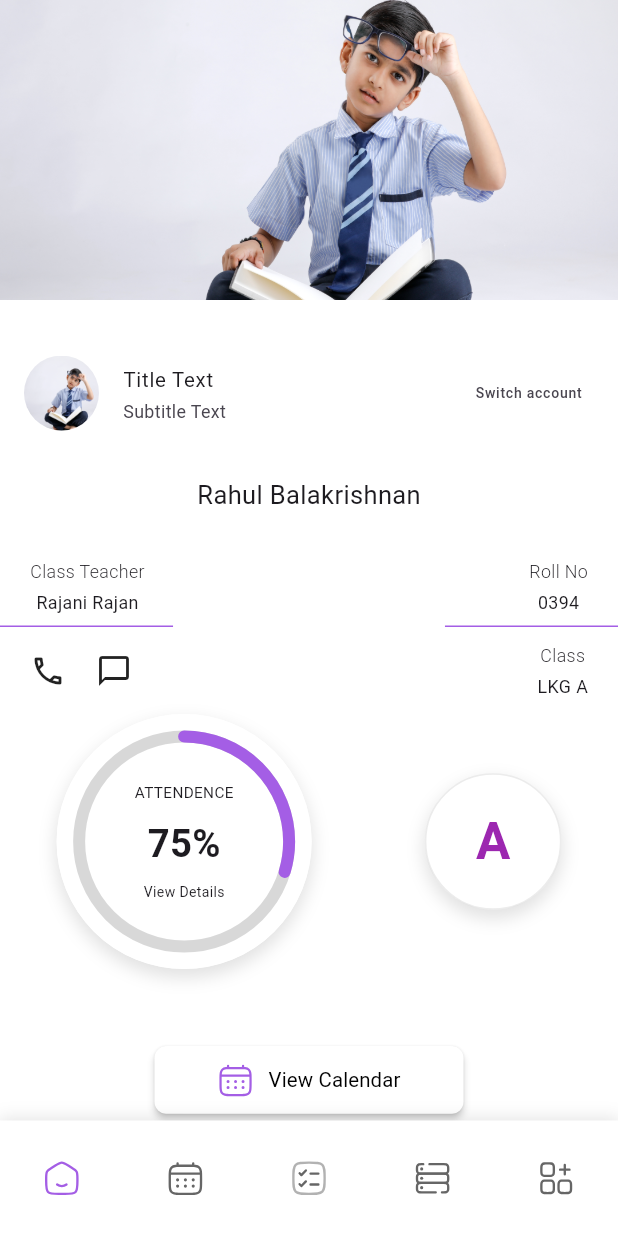
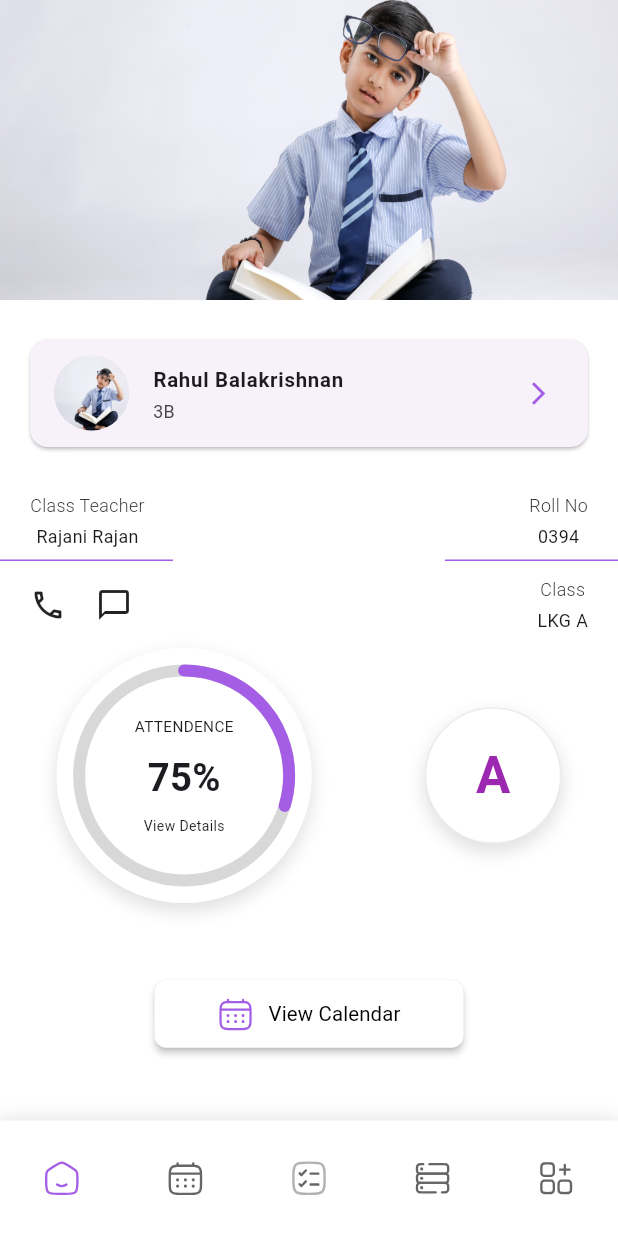
Before and after one commit to akshaykc222/mash_test, a Flutter app: the screen it shows after launch, after a tap on "Sign in", on a phone screen of 412 x 824 dp. Run offline on Flutter 3.47's test engine with Material 3 defaults, Android fonts, the phone set to English and light mode, and no system bars; our stand-ins replace bloc, cached_network_image, dio, equatable, firebase_messaging, fl_chart and 11 more; accounts and stored records are empty; network calls fail; Roboto replaces fonts that are missing (SofiPro); project files that could hold a hidden picture were left out.

Commit message:
made some changes in parent dashboard

```diff
--- a/lib/mash/presentation/pages/dashboard/parent/widget/parent_dashboard_student_detail_widget.dart
+++ b/lib/mash/presentation/pages/dashboard/parent/widget/parent_dashboard_student_detail_widget.dart
@@ -1,5 +1,6 @@
 import 'package:flutter/material.dart';
 import 'package:go_router/go_router.dart';
+import 'package:mash/mash/presentation/utils/app_constants.dart';
 
 import '../../../../router/app_pages.dart';
 import '../../../../utils/app_colors.dart';
@@ -14,31 +15,16 @@ class ParentDashboardStudentDetailWidget extends StatelessWidget {
   Widget build(BuildContext context) {
     return Column(
       children: [
-        const SizedBox(height: 20),
-        _buildStudentName(),
-        const SizedBox(height: 30),
+        spacer30,
         _buildInfoRow(),
-        const SizedBox(height: 7),
+        spacer7,
         _buildDivider(context),
-        const SizedBox(height: 10),
+        spacer10,
         _buildContactRow(context),
-        const SizedBox(height: 10),
+        spacer10,
         _buildProgressWidgets(context),
-        const SizedBox(height: 50),
+        spacer50,
       ],
-    );
-  }
-
-  Widget _buildStudentName() {
-    return const Align(
-      alignment: Alignment.center,
-      child: Text(
-        "Rahul Balakrishnan",
-        style: TextStyle(
-          fontSize: 20,
-          fontWeight: FontWeight.w400,
-        ),
-      ),
     );
   }
 
--- a/lib/mash/presentation/pages/dashboard/parent/widget/parent_dashboard_top_section.dart
+++ b/lib/mash/presentation/pages/dashboard/parent/widget/parent_dashboard_top_section.dart
@@ -1,6 +1,7 @@
 import 'package:flutter/material.dart';
 import 'package:mash/mash/presentation/pages/dashboard/parent/widget/parent_dashboard_student_detail_widget.dart';
 import 'package:mash/mash/presentation/utils/app_colors.dart';
+import 'package:mash/mash/presentation/widgets/common_bottom_sheet.dart';
 
 import '../../../../utils/app_assets.dart';
 import '../../../../utils/app_constants.dart';
@@ -18,7 +19,7 @@ class ParentDashboardTopSection extends StatelessWidget {
     return Column(
       children: [
         spacer26,
-        _buildSelectStudentWidget(),
+        _buildSelectStudentWidget(context),
         const ParentDashboardStudentDetailWidget(),
         _viewCalenderBtn(context),
       ],
@@ -54,24 +55,43 @@ class ParentDashboardTopSection extends StatelessWidget {
     );
   }
 
-  Widget _buildSelectStudentWidget() {
-    return ListTile(
-      leading: ClipRRect(
-        borderRadius: BorderRadius.circular(30),
-        child: Image.asset(
-          'assets/images/student_dummy.png',
-          width: 50,
-          height: 50,
-          fit: BoxFit.cover,
+  Widget _buildSelectStudentWidget(BuildContext context) {
+    return Card(
+      margin: const EdgeInsets.symmetric(horizontal: 20),
+      child: ListTile(
+        onTap: () {
+          commonBottomSheet(
+            context,
+            title: AppStrings.selectProfile,
+            child: Container(
+              height: 300,
+              width: double.infinity,
+            ),
+          );
+        },
+        leading: const CircleAvatar(
+          radius: 25,
+          backgroundImage: AssetImage('assets/images/student_dummy.png'),
+        ),
+        title: const Text(
+          'Rahul Balakrishnan',
+          style: TextStyle(
+            fontSize: 16,
+            fontWeight: FontWeight.bold,
+          ),
+        ),
+        subtitle: const Text('3B'),
+        trailing: InkWell(
+          onTap: () {},
+          child: Icon(
+            Icons.arrow_forward_ios,
+            size: 18,
+            color: AppColors.primaryColor,
+          ),
         ),
       ),
-      title: Text('Title Text'),
-      subtitle: Text('Subtitle Text'),
-      trailing: Text(
-        'Switch account',
-        style: TextStyle(),
-      ),
     );
+
     //   Row(
     //   mainAxisAlignment: MainAxisAlignment.spaceAround,
     //   children: [
@@ -87,9 +107,9 @@ class ParentDashboardTopSection extends StatelessWidget {
     return Container(
       height: height,
       width: width,
-      decoration: BoxDecoration(
+      decoration: const BoxDecoration(
         shape: BoxShape.circle,
-        image: const DecorationImage(
+        image: DecorationImage(
           image: AssetImage('assets/images/student_dummy.png'),
           fit: BoxFit.cover,
         ),
--- a/lib/mash/presentation/pages/dashboard/parent/widget/subject_perfomance_widget.dart
+++ b/lib/mash/presentation/pages/dashboard/parent/widget/subject_perfomance_widget.dart
@@ -15,7 +15,7 @@ class SubjectPerfomanceWidget extends StatelessWidget {
         _title(),
         spacer20,
         ListView.separated(
-          physics: NeverScrollableScrollPhysics(),
+          physics: const NeverScrollableScrollPhysics(),
           padding: EdgeInsets.zero,
           shrinkWrap: true,
           itemCount: 5,
--- a/lib/mash/presentation/utils/app_colors.dart
+++ b/lib/mash/presentation/utils/app_colors.dart
@@ -22,11 +22,12 @@ class AppColors {
   static Color textColor = HexColor.fromHex('#FFFFFFFF');
   static Color textErrorColor = HexColor.fromHex('#FF4624');
   static Color navigationViewBackground = HexColor.fromHex('#CC000000');
-  static Color transparent = HexColor.fromHex('#00FFFFFF');
+  static Color transparent = Colors.transparent;
   static Color badRed = HexColor.fromHex('#FF0000');
   static Color transparentLogin = HexColor.fromHex('#80000000');
   static Color green2 = HexColor.fromHex('#32CD30');
   static Color grey200 = HexColor.fromHex('#999999');
+  static Color greyClr200 = Colors.grey.shade200;
   static Color violet = HexColor.fromHex('#873FC6');
   static Color quizhead = HexColor.fromHex('#F5309C');
   static Color violet100 = HexColor.fromHex('#8800FF');
--- a/lib/mash/presentation/utils/app_constants.dart
+++ b/lib/mash/presentation/utils/app_constants.dart
@@ -64,6 +64,9 @@ const spacer120 = SizedBox(
 //width
 const spacerWidth4 = SizedBox(
   width: 4,
+);
+const spacerWidth6 = SizedBox(
+  width: 6,
 );
 const spacerWidth10 = SizedBox(
   width: 10,
--- a/lib/mash/presentation/utils/app_strings.dart
+++ b/lib/mash/presentation/utils/app_strings.dart
@@ -41,6 +41,7 @@ class AppStrings {
   static const String homeWorkDetails = 'Home Work Details';
   static const String wordOfTheDay = 'Word Of The Day';
   static const String newsAndArticles = 'News & Articles';
+  static const String selectProfile = 'Select Profile';
 
   static List<String> dashboardPerfomanceList = <String>[
     'ANNUAL ASSESSMENT',
--- a/lib/mash/presentation/widgets/animted_button.dart
+++ b/lib/mash/presentation/widgets/animted_button.dart
@@ -55,7 +55,6 @@ class AnimatedSharedButton extends StatefulWidget {
 class _AnimatedSharedButtonState extends State<AnimatedSharedButton>
     with SingleTickerProviderStateMixin {
   late AnimationController _animationController;
-  late Animation<double> _borderAnimation;
 
   late Animation<double> _colorSizeAnimation;
 
@@ -64,12 +63,17 @@ class _AnimatedSharedButtonState extends State<AnimatedSharedButton>
   void initState() {
     _animationController = AnimationController(
         vsync: this, duration: const Duration(milliseconds: 600));
-    _borderAnimation =
-        Tween<double>(begin: 0, end: 80).animate(_animationController);
+
     _colorSizeAnimation =
         Tween<double>(begin: 1, end: minSize).animate(_animationController);
 
     super.initState();
+  }
+
+  @override
+  void dispose() {
+    _animationController.dispose();
+    super.dispose();
   }
 
   @override
```
Also changed, not shown: lib/mash/presentation/pages/home/homeWork/home_work_screen.dart (+5 -6 lines), lib/mash/presentation/pages/home/homeWork/widgets/select_home_work_details_widget.dart (+8 -75 lines), lib/mash/presentation/widgets/common_bottom_sheet.dart (added, +91 -0 lines).
